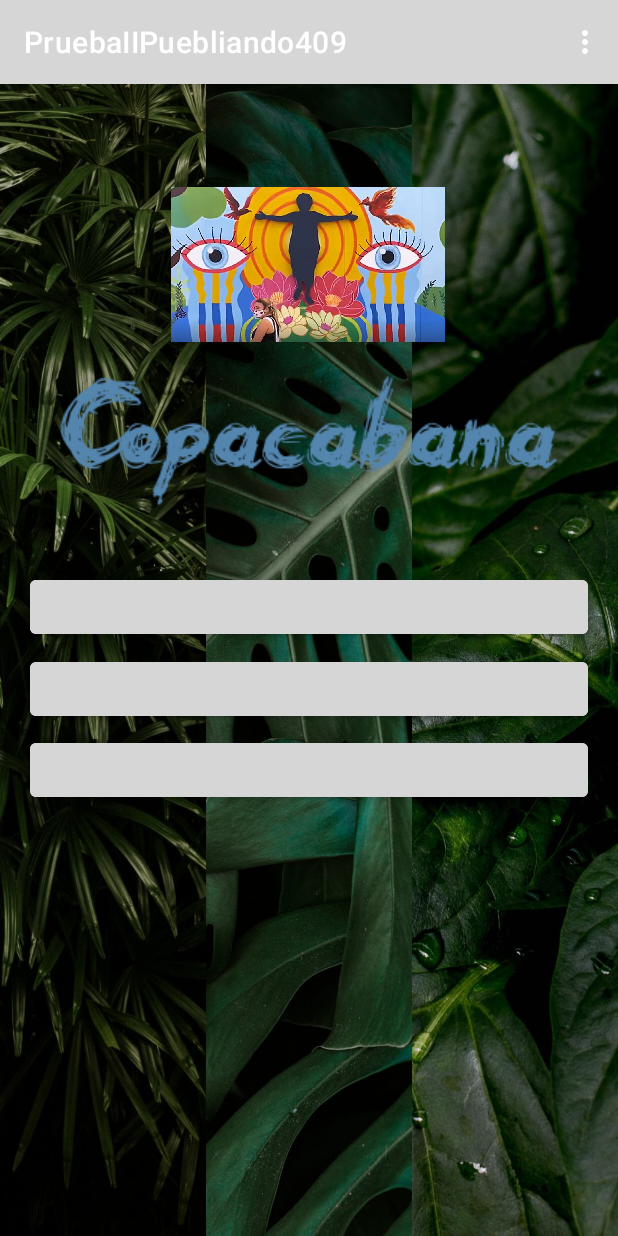
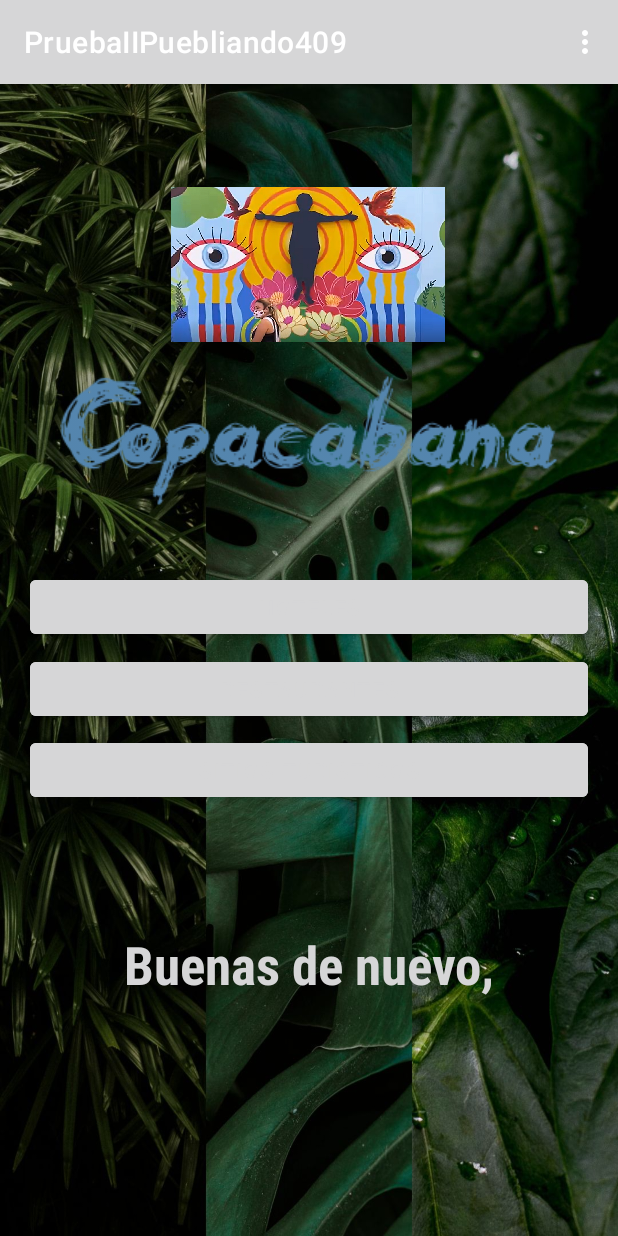
Before and after one commit to DanielVasquezCESDE/PuebliandoII409, an Android app: the Home screen opened directly, with no data from a screen before it, on a phone screen of 412 x 824 dp. Run offline under Robolectric (Android 15) with nearby library versions, the phone set to English and light mode, and no system bars.

Commit message:
El nombre de usuario sale en Home. Se trabajó en JAVA mainly

```diff
--- a/app/src/main/java/com/example/pruebaiipuebliando409/Home.java
+++ b/app/src/main/java/com/example/pruebaiipuebliando409/Home.java
@@ -11,6 +11,7 @@ import android.view.Menu;
 import android.view.MenuItem;
 import android.view.View;
 import android.widget.Button;
+import android.widget.TextView;
 import android.widget.Toast;
 
 import java.util.Locale;
@@ -22,14 +23,26 @@ public class Home extends AppCompatActivity {
     Button botonRestaurant;
     Button botonTourism;
 
+    TextView nombleCli;
+
     @Override
     protected void onCreate(Bundle savedInstanceState) {
         super.onCreate(savedInstanceState);
         setContentView(R.layout.activity_home);
-        /*a un botón aquí le lancé uno que cree en lo gráfico o simple, vinculación del botón con java*/
+
+        //Con el getStringExtra se le dice que se va a traer un PutExtra, es decir se trae el valor o dato de otra actividad,
+        String nombre = getIntent().getStringExtra("Usuarionombre");
+
+
+        /*Lo creado en lo gráfico o simple, vinculación del botón con java*/
         botonHotel =findViewById(R.id.botonhoteles);
         botonRestaurant =findViewById(R.id.botonrestaurantes);
         botonTourism =findViewById(R.id.botonsitios);
+        nombleCli = findViewById(R.id.clientecito);
+
+        //Se une putExtra con el TextView de usuario
+        nombleCli.setText(nombre);
+
         //Tiene que exister para poder dar clic
         //Sobre quién voy a escuchar? Sobre la vista
 
--- a/app/src/main/res/layout/activity_home.xml
+++ b/app/src/main/res/layout/activity_home.xml
@@ -74,4 +74,39 @@
         app:layout_constraintTop_toBottomOf="@id/botonrestaurantes"
         app:layout_constraintVertical_bias="0.02" />
 
+    <TextView
+        android:id="@+id/textobienvenido"
+        android:layout_width="wrap_content"
+        android:layout_height="wrap_content"
+        android:fontFamily="sans-serif-condensed-medium"
+        android:text="@string/bienvenidoc"
+        android:textColor="@color/white"
+        android:textSize="35dp"
+        android:textStyle="bold"
+
+
+        app:layout_constraintBottom_toBottomOf="parent"
+        app:layout_constraintEnd_toEndOf="parent"
+        app:layout_constraintStart_toStartOf="parent"
+        app:layout_constraintTop_toBottomOf="@id/botonsitios"
+        app:layout_constraintVertical_bias="0.342" />
+
+    <TextView
+        android:id="@+id/clientecito"
+        android:layout_width="wrap_content"
+        android:layout_height="wrap_content"
+        android:fontFamily="sans-serif-condensed-medium"
+        android:text="Cliente"
+        android:textColor="@color/white"
+        android:textSize="35dp"
+        android:textStyle="bold"
+
+
+        app:layout_constraintBottom_toBottomOf="parent"
+        app:layout_constraintEnd_toEndOf="parent"
+        app:layout_constraintHorizontal_bias="0.498"
+        app:layout_constraintStart_toStartOf="parent"
+        app:layout_constraintTop_toBottomOf="@id/botonsitios"
+        app:layout_constraintVertical_bias="0.633" />
+
 </androidx.constraintlayout.widget.ConstraintLayout>
--- a/app/src/main/res/values/strings.xml
+++ b/app/src/main/res/values/strings.xml
@@ -30,4 +30,6 @@
     <string name="formulariokeyword">Contraseña</string>
 
     <string name="botonlogin">Ingresar</string>
+
+    <string name="bienvenidoc">Buenas de nuevo,</string>
 </resources>
```
Also changed, not shown: app/src/main/java/com/example/pruebaiipuebliando409/Login.java (+27 -3 lines), app/src/main/res/drawable/borderlogin.xml (added, +10 -0 lines), app/src/main/res/layout/activity_login.xml (+13 -14 lines), 2 other files.
